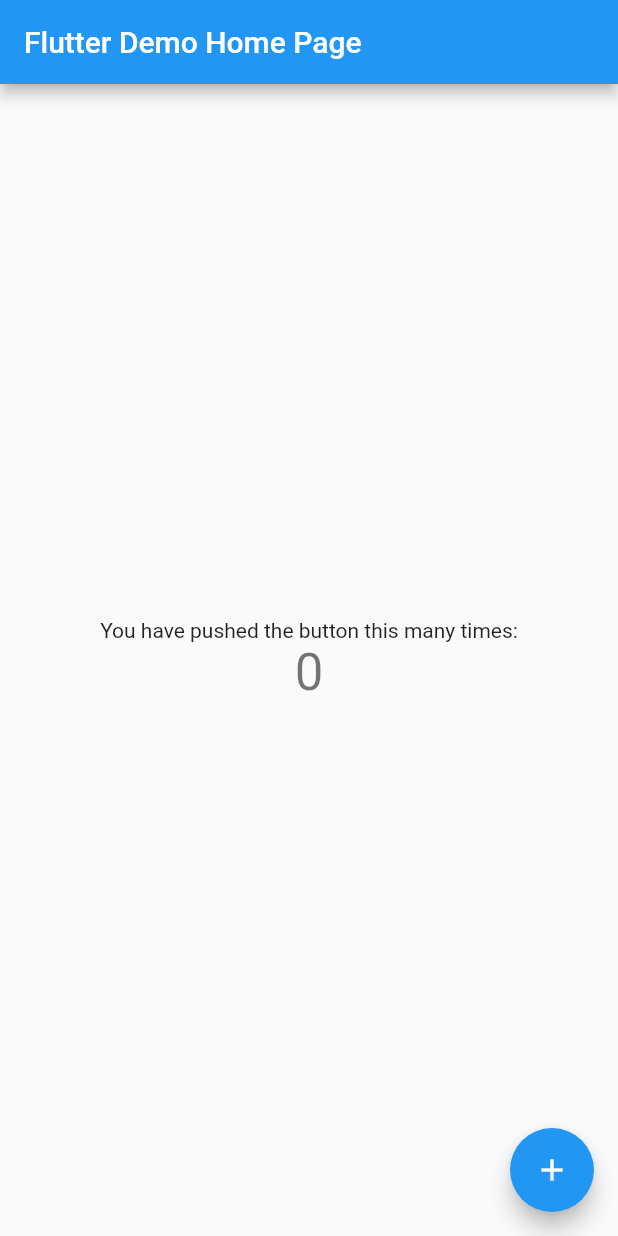
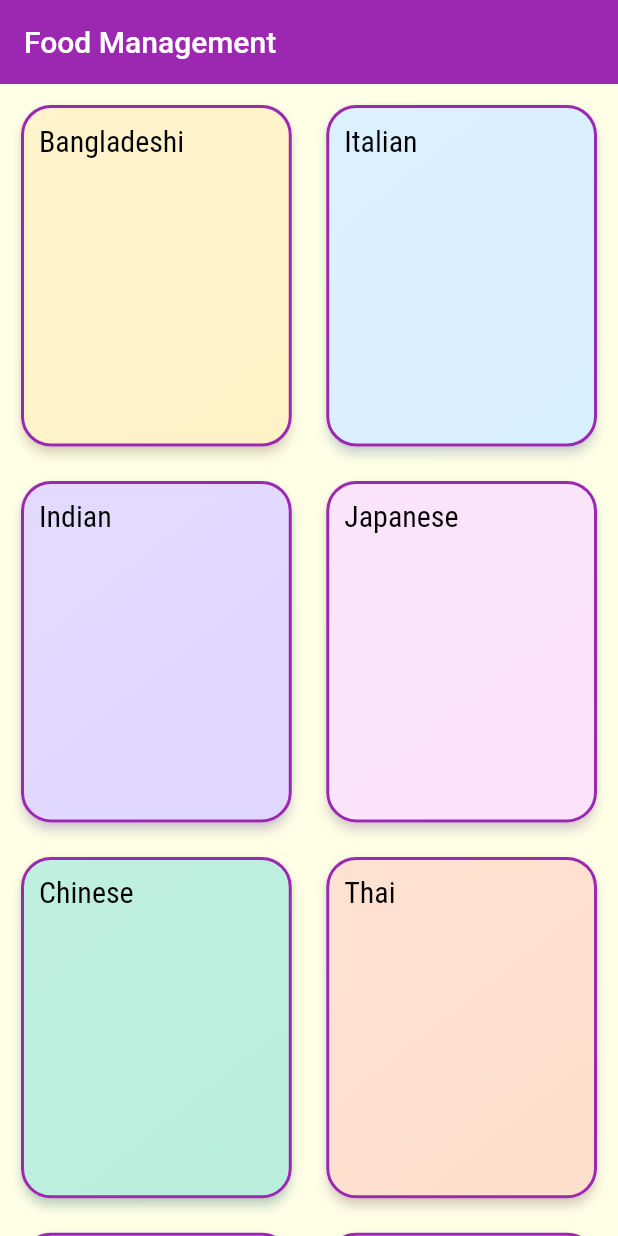
Before and after one commit to devfoyzur17/food_management, a Flutter app: the screen it shows after launch, on a phone screen of 412 x 824 dp. Run offline on Flutter 3.47's test engine with Material 2 defaults, Android fonts, the light colour scheme and no system bars; Roboto replaces fonts that are missing (Relway).

Commit message:
categori

```diff
--- /dev/null
+++ b/lib/data/categorie_data.dart
@@ -0,0 +1,19 @@
+
+
+// ignore_for_file: unnecessary_const
+
+import 'package:food_management/model/categorie_model.dart';
+import 'package:flutter/material.dart';
+
+const categorieData = const [
+  CategorieModel(id: "c1", tittle: "Bangladeshi", color: Color(0xffFFF2C7)),
+  CategorieModel(id: "c1", tittle: "Italian", color: Color(0xffD8EFFF)),
+  CategorieModel(id: "c2", tittle: "Indian", color: Color(0xffE0D7FF)),
+  CategorieModel(id: "c3", tittle: "Japanese", color: Color(0xffFBE2FA)),
+  CategorieModel(id: "c4", tittle: "Chinese", color: Color(0xffB9EEDC)),
+  CategorieModel(id: "c5", tittle: "Thai", color: Color(0xffFEDFCC)),
+  CategorieModel(id: "c6", tittle: "Turkish", color: Color(0xffe6ffff)),
+  CategorieModel(id: "c7", tittle: "Mexican", color: Color(0xffffe6e6)),
+  CategorieModel(id: "c8", tittle: "French", color: Color(0xffe6ffe6)),
+  CategorieModel(id: "c9", tittle: "Greek", color: Color(0xffffffe6)),
+ ];
--- a/lib/main.dart
+++ b/lib/main.dart
@@ -1,115 +1,41 @@
+// ignore_for_file: prefer_const_constructors
+
 import 'package:flutter/material.dart';
+
+import 'screen/categorie_screen.dart';
 
 void main() {
   runApp(const MyApp());
 }
 
-class MyApp extends StatelessWidget {
+class MyApp extends StatefulWidget {
   const MyApp({Key? key}) : super(key: key);
 
-  // This widget is the root of your application.
+  @override
+  State<MyApp> createState() => _MyAppState();
+}
+class _MyAppState extends State<MyApp> {
   @override
   Widget build(BuildContext context) {
     return MaterialApp(
-      title: 'Flutter Demo',
+      debugShowCheckedModeBanner: false,
       theme: ThemeData(
-        // This is the theme of your application.
-        //
-        // Try running your application with "flutter run". You'll see the
-        // application has a blue toolbar. Then, without quitting the app, try
-        // changing the primarySwatch below to Colors.green and then invoke
-        // "hot reload" (press "r" in the console where you ran "flutter run",
-        // or simply save your changes to "hot reload" in a Flutter IDE).
-        // Notice that the counter didn't reset back to zero; the application
-        // is not restarted.
-        primarySwatch: Colors.blue,
+        primarySwatch:  Colors.purple,
+        accentColor: Colors.amber,
+        canvasColor: Color(0xffffffe6),
+        fontFamily: 'Relway',
+        textTheme: TextTheme(
+
+          // bodyText1: TextStyle(color:  Colors.red),
+          // bodyText2: TextStyle(color: Colors.green),
+          titleMedium: TextStyle(
+            fontSize: 20,
+             color: Colors.black,
+            fontFamily: 'RobotoCondensed'
+          )
+        )
       ),
-      home: const MyHomePage(title: 'Flutter Demo Home Page'),
+      home: CategorieScreen(),
     );
   }
 }
-
-class MyHomePage extends StatefulWidget {
-  const MyHomePage({Key? key, required this.title}) : super(key: key);
-
-  // This widget is the home page of your application. It is stateful, meaning
-  // that it has a State object (defined below) that contains fields that affect
-  // how it looks.
-
-  // This class is the configuration for the state. It holds the values (in this
-  // case the title) provided by the parent (in this case the App widget) and
-  // used by the build method of the State. Fields in a Widget subclass are
-  // always marked "final".
-
-  final String title;
-
-  @override
-  State<MyHomePage> createState() => _MyHomePageState();
-}
-
-class _MyHomePageState extends State<MyHomePage> {
-  int _counter = 0;
-
-  void _incrementCounter() {
-    setState(() {
-      // This call to setState tells the Flutter framework that something has
-      // changed in this State, which causes it to rerun the build method below
-      // so that the display can reflect the updated values. If we changed
-      // _counter without calling setState(), then the build method would not be
-      // called again, and so nothing would appear to happen.
-      _counter++;
-    });
-  }
-
-  @override
-  Widget build(BuildContext context) {
-    // This method is rerun every time setState is called, for instance as done
-    // by the _incrementCounter method above.
-    //
-    // The Flutter framework has been optimized to make rerunning build methods
-    // fast, so that you can just rebuild anything that needs updating rather
-    // than having to individually change instances of widgets.
-    return Scaffold(
-      appBar: AppBar(
-        // Here we take the value from the MyHomePage object that was created by
-        // the App.build method, and use it to set our appbar title.
-        title: Text(widget.title),
-      ),
-      body: Center(
-        // Center is a layout widget. It takes a single child and positions it
-        // in the middle of the parent.
-        child: Column(
-          // Column is also a layout widget. It takes a list of children and
-          // arranges them vertically. By default, it sizes itself to fit its
-          // children horizontally, and tries to be as tall as its parent.
-          //
-          // Invoke "debug painting" (press "p" in the console, choose the
-          // "Toggle Debug Paint" action from the Flutter Inspector in Android
-          // Studio, or the "Toggle Debug Paint" command in Visual Studio Code)
-          // to see the wireframe for each widget.
-          //
-          // Column has various properties to control how it sizes itself and
-          // how it positions its children. Here we use mainAxisAlignment to
-          // center the children vertically; the main axis here is the vertical
-          // axis because Columns are vertical (the cross axis would be
-          // horizontal).
-          mainAxisAlignment: MainAxisAlignment.center,
-          children: <Widget>[
-            const Text(
-              'You have pushed the button this many times:',
-            ),
-            Text(
-              '$_counter',
-              style: Theme.of(context).textTheme.headline4,
-            ),
-          ],
-        ),
-      ),
-      floatingActionButton: FloatingActionButton(
-        onPressed: _incrementCounter,
-        tooltip: 'Increment',
-        child: const Icon(Icons.add),
-      ), // This trailing comma makes auto-formatting nicer for build methods.
-    );
-  }
-}
--- /dev/null
+++ b/lib/model/categorie_model.dart
@@ -0,0 +1,11 @@
+
+import 'package:flutter/cupertino.dart';
+
+class CategorieModel{
+ final String id;
+ final String tittle;
+ final  Color color;
+
+ const CategorieModel({required this.id, required this.tittle, required this.color});
+
+}
--- /dev/null
+++ b/lib/screen/categorie_screen.dart
@@ -0,0 +1,31 @@
+// ignore_for_file: prefer_const_constructors, prefer_const_literals_to_create_immutables
+
+import 'package:flutter/material.dart';
+import 'package:food_management/data/categorie_data.dart';
+import 'package:food_management/widget/categorie_iteam.dart';
+
+class CategorieScreen extends StatelessWidget {
+  const CategorieScreen({Key? key}) : super(key: key);
+
+  @override
+  Widget build(BuildContext context) {
+    return Scaffold(
+      appBar: AppBar(
+        elevation: 0,
+        title: Text("Food Management"),
+      ),
+      body: GridView(
+        padding: EdgeInsets.all(10),
+          children: categorieData
+              .map((catData) =>
+                  CategorieIteam(tittle: catData.tittle, color: catData.color))
+              .toList(),
+          gridDelegate: SliverGridDelegateWithMaxCrossAxisExtent(
+            maxCrossAxisExtent: 200,
+            childAspectRatio: 2 / 2.5,
+            crossAxisSpacing: 15,
+            mainAxisSpacing: 15,
+          )),
+    );
+  }
+}
--- /dev/null
+++ b/lib/widget/categorie_iteam.dart
@@ -0,0 +1,28 @@
+import 'package:flutter/material.dart';
+
+class CategorieIteam extends StatelessWidget {
+  final String tittle;
+  final Color color;
+  const CategorieIteam({Key? key, required this.tittle, required this.color})
+      : super(key: key);
+
+  @override
+  Widget build(BuildContext context) {
+    return Card(
+      shadowColor: color,
+      elevation: 3,
+      shape: RoundedRectangleBorder(borderRadius: BorderRadius.circular(20)),
+      child: Container(
+        padding: EdgeInsets.all(10),
+        child: Text(tittle, style: Theme.of(context).textTheme.titleMedium,),
+        decoration: BoxDecoration(
+            gradient: LinearGradient(
+                colors: [color.withOpacity(0.9), color],
+                begin: Alignment.topLeft,
+                end: Alignment.bottomRight),
+                border: Border.all(color: Colors.purple, width: 2),
+            borderRadius: BorderRadius.circular(20)),
+      ),
+    );
+  }
+}
```
Also changed, not shown: pubspec.yaml (+17 -6 lines), assets/fonts/Raleway-Black.ttf (added), assets/fonts/Raleway-Bold.ttf (added), assets/fonts/Raleway-Regular.ttf (added), assets/fonts/RobotoCondensed-Bold.ttf (added), assets/fonts/RobotoCondensed-Italic.ttf (added), assets/fonts/RobotoCondensed-Light.ttf (added), assets/fonts/RobotoCondensed-Regular.ttf (added).
